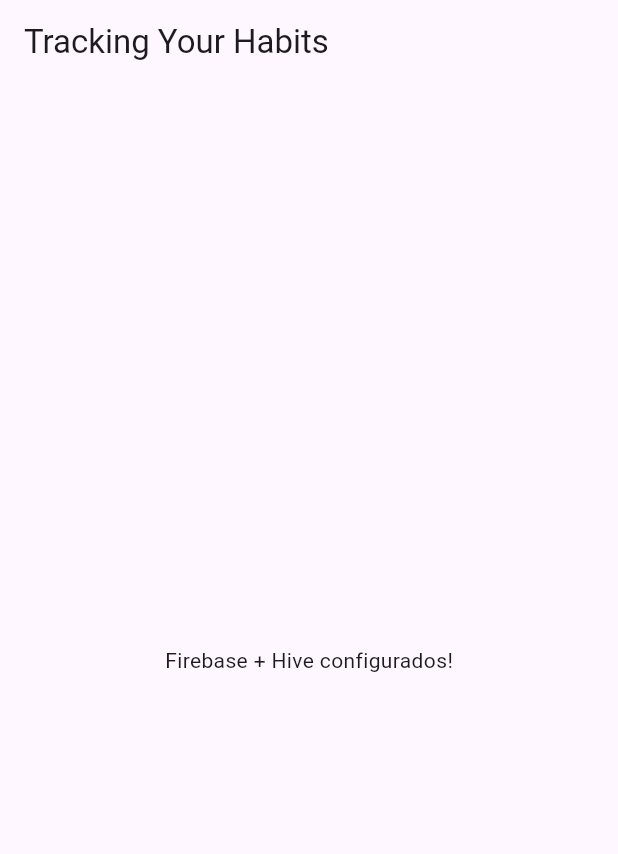
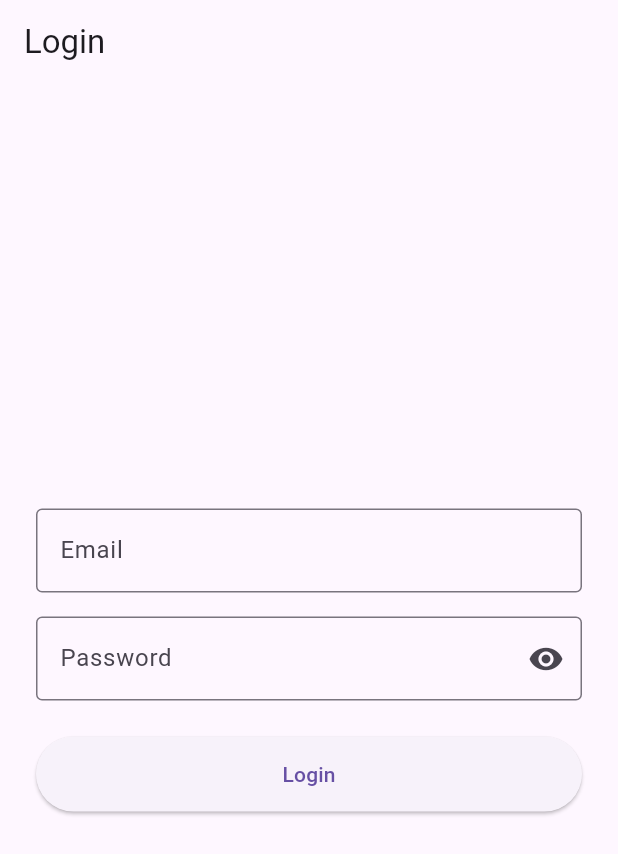
Before and after one commit to brendobrito2002/tracking_your_habits, a Flutter app: the screen it shows after launch, on a phone screen of 412 x 824 dp. Shown: the top 854 px of the screen. Run offline on Flutter 3.47's test engine with Material 3 defaults, Android fonts, the phone set to English and light mode, and no system bars; our stand-ins replace firebase_auth, firebase_core, hive, hive_flutter; accounts and stored records are empty.

Commit message:
criação do login viewmodel, atualização do locales e dependencias

```diff
--- a/lib/l10n/aap_pt.arb
+++ b/lib/l10n/aap_pt.arb
@@ -1,4 +1,10 @@
 {
+  "email": "E-mail",
+  "password": "Senha",
+  "login": "Entrar",
+  "enterEmail": "Informe o e-mail.",
+  "enterPassword": "Informe a senha.",
+
   "invalidEmail": "O e-mail informado é inválido.",
   "userNotFound": "Usuário não encontrado.",
   "wrongPassword": "Senha incorreta.",
@@ -7,5 +13,5 @@
   "weakPassword": "A senha é muito fraca.",
   "networkRequestFailed": "Verifique sua conexão com a internet.",
   "tooManyRequests": "Muitas tentativas. Tente novamente mais tarde.",
-  "authenticatfffionError": "Ocorreu um erro durante a autenticação."
+  "authenticationError": "Ocorreu um erro durante a autenticação."
 }
--- a/lib/l10n/app_en.arb
+++ b/lib/l10n/app_en.arb
@@ -1,4 +1,10 @@
 {
+  "email": "Email",
+  "password": "Password",
+  "login": "Login",
+  "enterEmail": "Enter your email.",
+  "enterPassword": "Enter your password.",
+
   "invalidEmail": "The email address is invalid.",
   "userNotFound": "User not found.",
   "wrongPassword": "Incorrect password.",
--- a/lib/l10n/app_localizations.dart
+++ b/lib/l10n/app_localizations.dart
@@ -95,6 +95,36 @@ abstract class AppLocalizations {
     Locale('en')
   ];
 
+  /// No description provided for @email.
+  ///
+  /// In en, this message translates to:
+  /// **'Email'**
+  String get email;
+
+  /// No description provided for @password.
+  ///
+  /// In en, this message translates to:
+  /// **'Password'**
+  String get password;
+
+  /// No description provided for @login.
+  ///
+  /// In en, this message translates to:
+  /// **'Login'**
+  String get login;
+
+  /// No description provided for @enterEmail.
+  ///
+  /// In en, this message translates to:
+  /// **'Enter your email.'**
+  String get enterEmail;
+
+  /// No description provided for @enterPassword.
+  ///
+  /// In en, this message translates to:
+  /// **'Enter your password.'**
+  String get enterPassword;
+
   /// No description provided for @invalidEmail.
   ///
   /// In en, this message translates to:
--- a/lib/l10n/app_localizations_en.dart
+++ b/lib/l10n/app_localizations_en.dart
@@ -7,6 +7,21 @@ import 'app_localizations.dart';
 /// The translations for English (`en`).
 class AppLocalizationsEn extends AppLocalizations {
   AppLocalizationsEn([String locale = 'en']) : super(locale);
+
+  @override
+  String get email => 'Email';
+
+  @override
+  String get password => 'Password';
+
+  @override
+  String get login => 'Login';
+
+  @override
+  String get enterEmail => 'Enter your email.';
+
+  @override
+  String get enterPassword => 'Enter your password.';
 
   @override
   String get invalidEmail => 'The email address is invalid.';
--- a/lib/l10n/app_localizations_pt.dart
+++ b/lib/l10n/app_localizations_pt.dart
@@ -7,6 +7,21 @@ import 'app_localizations.dart';
 /// The translations for Portuguese (`pt`).
 class AppLocalizationsPt extends AppLocalizations {
   AppLocalizationsPt([String locale = 'pt']) : super(locale);
+
+  @override
+  String get email => 'E-mail';
+
+  @override
+  String get password => 'Senha';
+
+  @override
+  String get login => 'Entrar';
+
+  @override
+  String get enterEmail => 'Informe o e-mail.';
+
+  @override
+  String get enterPassword => 'Informe a senha.';
 
   @override
   String get invalidEmail => 'O e-mail informado é inválido.';
--- a/lib/src/app.dart
+++ b/lib/src/app.dart
@@ -1,5 +1,6 @@
 import 'package:flutter/material.dart';
 import 'package:flutter_localizations/flutter_localizations.dart';
+import 'views/login_view.dart';
 
 import '../l10n/app_localizations.dart';
 
@@ -23,15 +24,8 @@ class App extends StatelessWidget {
         Locale('pt', 'BR'),
       ],
 
-      title: 'Tracking Your Habits',
-      home: Scaffold(
-        appBar: AppBar(
-          title: const Text('Tracking Your Habits'),
-        ),
-        body: const Center(
-          child: Text('Firebase + Hive configurados!'),
-        ),
-      ),
+      home: const LoginView(),
+
     );
   }
 }
--- a/lib/src/viewmodels/login_viewmodel.dart
+++ b/lib/src/viewmodels/login_viewmodel.dart
@@ -0,0 +1,45 @@
+import 'package:flutter/foundation.dart';
+
+import '../repositories/auth_repository.dart';
+
+class LoginViewModel extends ChangeNotifier {
+  final AuthRepository repository;
+
+  LoginViewModel(this.repository);
+
+  bool _isLoading = false;
+  String? _errorCode;
+
+  bool get isLoading => _isLoading;
+  String? get errorCode => _errorCode;
+
+  Future<bool> login(
+    String email,
+    String password,
+  ) async {
+    _isLoading = true;
+    _errorCode = null;
+
+    notifyListeners();
+
+    try {
+      await repository.login(email, password);
+
+      return true;
+    } on AuthException catch (e) {
+      _errorCode = e.code;
+
+      return false;
+    } finally {
+      _isLoading = false;
+
+      notifyListeners();
+    }
+  }
+
+  void clearError() {
+    _errorCode = null;
+
+    notifyListeners();
+  }
+}
--- a/lib/src/views/login_view.dart
+++ b/lib/src/views/login_view.dart
@@ -0,0 +1,191 @@
+import 'package:flutter/material.dart';
+import 'package:provider/provider.dart';
+
+import '../../l10n/app_localizations.dart';
+import '/src/viewmodels/login_viewmodel.dart';
+
+class LoginView extends StatefulWidget {
+  const LoginView({super.key});
+
+  @override
+  State<LoginView> createState() => _LoginViewState();
+}
+
+class _LoginViewState extends State<LoginView> {
+  final _formKey = GlobalKey<FormState>();
+
+  final _emailController = TextEditingController();
+  final _passwordController = TextEditingController();
+
+  bool _obscurePassword = true;
+
+  @override
+  void dispose() {
+    _emailController.dispose();
+    _passwordController.dispose();
+    super.dispose();
+  }
+
+  Future<void> _login() async {
+    if (!_formKey.currentState!.validate()) {
+      return;
+    }
+
+    final viewModel = context.read<LoginViewModel>();
+
+    final success = await viewModel.login(
+      _emailController.text.trim(),
+      _passwordController.text,
+    );
+
+    if (!mounted) return;
+
+    if (success) {
+      // Por enquanto não vamos navegar para outra tela.
+      // Faremos isso quando criarmos a tela principal.
+      return;
+    }
+
+    _showError(viewModel.errorCode);
+  }
+
+  void _showError(String? errorCode) {
+    if (errorCode == null) return;
+
+    final l10n = AppLocalizations.of(context)!;
+
+    String message;
+
+    switch (errorCode) {
+      case 'invalid-email':
+        message = l10n.invalidEmail;
+        break;
+
+      case 'user-not-found':
+        message = l10n.userNotFound;
+        break;
+
+      case 'wrong-password':
+        message = l10n.wrongPassword;
+        break;
+
+      case 'invalid-credential':
+        message = l10n.invalidCredential;
+        break;
+
+      case 'email-already-in-use':
+        message = l10n.emailAlreadyInUse;
+        break;
+
+      case 'weak-password':
+        message = l10n.weakPassword;
+        break;
+
+      case 'network-request-failed':
+        message = l10n.networkRequestFailed;
+        break;
+
+      case 'too-many-requests':
+        message = l10n.tooManyRequests;
+        break;
+
+      default:
+        message = l10n.authenticationError;
+    }
+
+    ScaffoldMessenger.of(context).showSnackBar(
+      SnackBar(
+        content: Text(message),
+      ),
+    );
+  }
+
+  @override
+  Widget build(BuildContext context) {
+    final l10n = AppLocalizations.of(context)!;
+
+    return Scaffold(
+      appBar: AppBar(
+        title: Text(l10n.login),
+      ),
+      body: Consumer<LoginViewModel>(
+        builder: (context, viewModel, child) {
+          return Center(
+            child: SingleChildScrollView(
+              padding: const EdgeInsets.all(24),
+              child: Form(
+                key: _formKey,
+                child: Column(
+                  children: [
+                    TextFormField(
+                      controller: _emailController,
+                      keyboardType: TextInputType.emailAddress,
+                      decoration: InputDecoration(
+                        labelText: l10n.email,
+                        border: const OutlineInputBorder(),
+                      ),
+                      validator: (value) {
+                        if (value == null || value.trim().isEmpty) {
+                          return l10n.enterEmail;
+                        }
+
+                        return null;
+                      },
+                    ),
+
+                    const SizedBox(height: 16),
+
+                    TextFormField(
+                      controller: _passwordController,
+                      obscureText: _obscurePassword,
+                      decoration: InputDecoration(
+                        labelText: l10n.password,
+                        border: const OutlineInputBorder(),
+                        suffixIcon: IconButton(
+                          onPressed: () {
+                            setState(() {
+                              _obscurePassword = !_obscurePassword;
+                            });
+                          },
+                          icon: Icon(
+                            _obscurePassword
+                                ? Icons.visibility
+                                : Icons.visibility_off,
+                          ),
+                        ),
+                      ),
+                      validator: (value) {
+                        if (value == null || value.isEmpty) {
+                          return l10n.enterPassword;
+                        }
+
+                        return null;
+                      },
+                    ),
+
+                    const SizedBox(height: 24),
+
+                    SizedBox(
+                      width: double.infinity,
+                      height: 50,
+                      child: ElevatedButton(
+                        onPressed: viewModel.isLoading ? null : _login,
+                        child: viewModel.isLoading
+                            ? const SizedBox(
+                                width: 24,
+                                height: 24,
+                                child: CircularProgressIndicator(),
+                              )
+                            : Text(l10n.login),
+                      ),
+                    ),
+                  ],
+                ),
+              ),
+            ),
+          );
+        },
+      ),
+    );
+  }
+}
--- a/pubspec.yaml
+++ b/pubspec.yaml
@@ -41,6 +41,7 @@ dependencies:
   flutter_localizations:
     sdk: flutter
   intl: ^0.20.2
+  provider: ^6.1.5+1
 
 dev_dependencies:
   flutter_test:
```
Also changed, not shown: lib/main.dart (+8 -1 lines), lib/src/dependancies.dart (added, +27 -0 lines), pubspec.lock.
